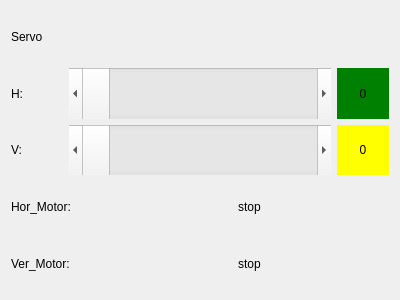
zfzlinux/CrawlerWithHIK, file servowgt.ui: the form before one commit.
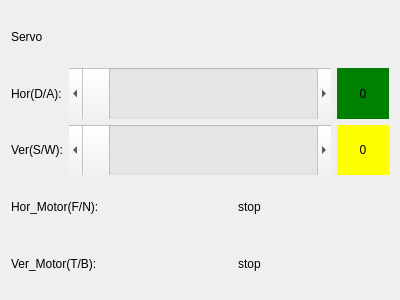
The form after the commit.

What changed in the file:
```diff
--- a/servowgt.ui
+++ b/servowgt.ui
@@ -26,7 +26,7 @@
      <item>
       <widget class="QLabel" name="label">
        <property name="text">
-        <string>H:</string>
+        <string>Hor(D/A):</string>
        </property>
       </widget>
      </item>
@@ -69,7 +69,7 @@
      <item>
       <widget class="QLabel" name="label_2">
        <property name="text">
-        <string>V:</string>
+        <string>Ver(S/W):</string>
        </property>
       </widget>
      </item>
@@ -112,7 +112,7 @@
      <item>
       <widget class="QLabel" name="label_3">
        <property name="text">
-        <string>Hor_Motor:</string>
+        <string>Hor_Motor(F/N):</string>
        </property>
       </widget>
      </item>
@@ -133,7 +133,7 @@
      <item>
       <widget class="QLabel" name="label_4">
        <property name="text">
-        <string>Ver_Motor:</string>
+        <string>Ver_Motor(T/B):</string>
        </property>
       </widget>
      </item>
```
